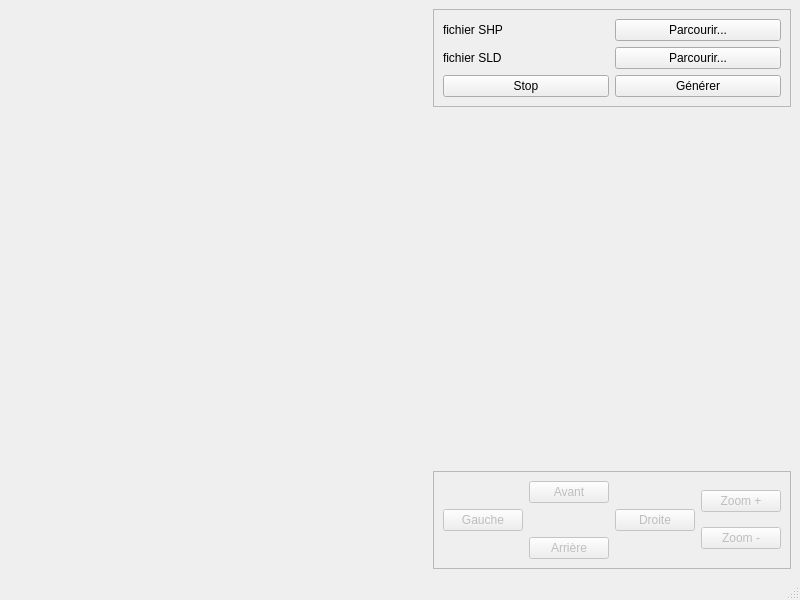
Old version of the form mainwindow.ui in the repository Khral/ProjetRV.
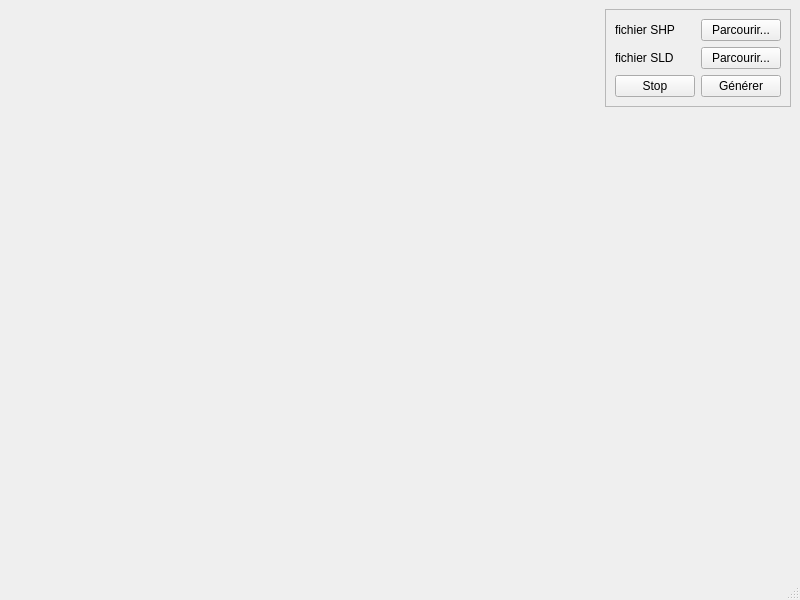
New version of the form.

```diff
--- a/mainwindow.ui
+++ b/mainwindow.ui
@@ -108,71 +108,6 @@
         </property>
        </spacer>
       </item>
-      <item>
-       <widget class="QFrame" name="frame_gestionSimu">
-        <property name="enabled">
-         <bool>false</bool>
-        </property>
-        <property name="frameShape">
-         <enum>QFrame::StyledPanel</enum>
-        </property>
-        <property name="frameShadow">
-         <enum>QFrame::Raised</enum>
-        </property>
-        <layout class="QHBoxLayout" name="horizontalLayout_2">
-         <item>
-          <layout class="QGridLayout" name="gridLayout_3">
-           <item row="0" column="1">
-            <widget class="QPushButton" name="pushButton_avant">
-             <property name="text">
-              <string>Avant</string>
-             </property>
-            </widget>
-           </item>
-           <item row="2" column="1">
-            <widget class="QPushButton" name="pushButton_arriere">
-             <property name="text">
-              <string>Arrière</string>
-             </property>
-            </widget>
-           </item>
-           <item row="1" column="2">
-            <widget class="QPushButton" name="pushButton_droite">
-             <property name="text">
-              <string>Droite</string>
-             </property>
-            </widget>
-           </item>
-           <item row="1" column="0">
-            <widget class="QPushButton" name="pushButton_gauche">
-             <property name="text">
-              <string>Gauche</string>
-             </property>
-            </widget>
-           </item>
-          </layout>
-         </item>
-         <item>
-          <layout class="QVBoxLayout" name="verticalLayout_2">
-           <item>
-            <widget class="QPushButton" name="pushButton_zoomPlus">
-             <property name="text">
-              <string>Zoom +</string>
-             </property>
-            </widget>
-           </item>
-           <item>
-            <widget class="QPushButton" name="pushButton_zoomMoins">
-             <property name="text">
-              <string>Zoom -</string>
-             </property>
-            </widget>
-           </item>
-          </layout>
-         </item>
-        </layout>
-       </widget>
-      </item>
      </layout>
     </item>
    </layout>
```
Left out of the diff: 2 changed lines with no effect on the pictures.
